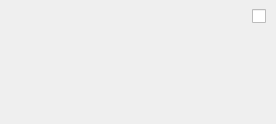
eeaapp6/AppFlow-Agent, file GUIDialog/GUICalculateDialog/GUIWidgetBoolGroup.ui: the form before one commit.
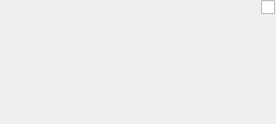
The form after the commit.

Commit message: 求解器运行界面逻辑修改

The edit to the form file:
```diff
--- a/GUIDialog/GUICalculateDialog/GUIWidgetBoolGroup.ui
+++ b/GUIDialog/GUICalculateDialog/GUIWidgetBoolGroup.ui
@@ -29,6 +29,18 @@
    <item row="0" column="0">
     <widget class="QWidget" name="widget" native="true">
      <layout class="QGridLayout" name="gridLayout_2">
+      <property name="leftMargin">
+       <number>0</number>
+      </property>
+      <property name="topMargin">
+       <number>0</number>
+      </property>
+      <property name="rightMargin">
+       <number>0</number>
+      </property>
+      <property name="bottomMargin">
+       <number>0</number>
+      </property>
       <item row="0" column="0">
        <widget class="QLabel" name="label_Name">
         <property name="text">
```
The commit also changes 3 other files.
